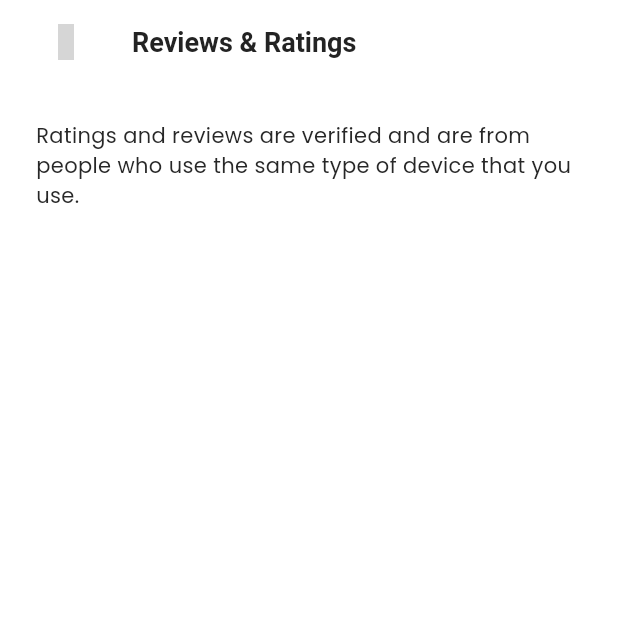
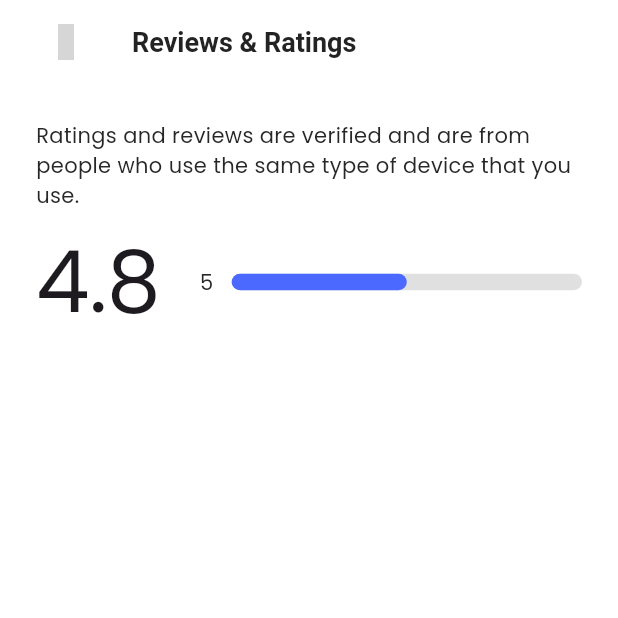
Before and after one commit to dwikidyp/Aplikasi-Ecommerce, a Flutter app: the ProductReviewsScreen screen opened directly, on a phone screen of 412 x 824 dp, the top half of it. Run offline on Flutter 3.47's test engine with Material 3 defaults, Android fonts, the phone set to English and light mode, and no system bars; our stand-ins replace carousel_slider, get, get_storage, iconsax, logger, readmore and 1 more; accounts and stored records are empty; grey boxes are pictures that could not be loaded.

Commit message:
Progress indicator

```diff
--- a/d_store/lib/features/shop/screens/product_reviews/product_reviews.dart
+++ b/d_store/lib/features/shop/screens/product_reviews/product_reviews.dart
@@ -1,5 +1,7 @@
 import 'package:d_store/common/widgets/appbar/appbar.dart';
+import 'package:d_store/utils/constants/colors.dart';
 import 'package:d_store/utils/constants/sizes.dart';
+import 'package:d_store/utils/device/device_utility.dart';
 import 'package:flutter/material.dart';
 
 class ProductReviewsScreen extends StatelessWidget {
@@ -7,9 +9,9 @@ class ProductReviewsScreen extends StatelessWidget {
 
   @override
   Widget build(BuildContext context) {
-    return const Scaffold(
+    return Scaffold(
       /// appbar
-      appBar: TAppBar(
+      appBar: const TAppBar(
         title: Text('Reviews & Ratings'),
         showBackArrow: true,
       ),
@@ -17,16 +19,55 @@ class ProductReviewsScreen extends StatelessWidget {
       /// Body
       body: SingleChildScrollView(
         child: Padding(
-          padding: EdgeInsets.all(TSizes.defaultSpace),
+          padding: const EdgeInsets.all(TSizes.defaultSpace),
           child: Column(
             crossAxisAlignment: CrossAxisAlignment.start,
             children: [
-              Text(
+              const Text(
                   'Ratings and reviews are verified and are from people who use the same type of device that you use.'),
-              SizedBox(height: TSizes.spaceBtwItems),
+              const SizedBox(height: TSizes.spaceBtwItems),
 
               /// Overall Product Ratings
-              Row(),
+              Row(
+                children: [
+                  Expanded(
+                      flex: 3,
+                      child: Text('4.8',
+                          style: Theme.of(context).textTheme.displayLarge)),
+                  Expanded(
+                    flex: 7,
+                    child: Column(
+                      children: [
+                        Row(
+                          children: [
+                            Expanded(
+                              flex: 1,
+                              child: Text('5',
+                                  style:
+                                      Theme.of(context).textTheme.bodyMedium),
+                            ),
+                            Expanded(
+                              flex: 11,
+                              child: SizedBox(
+                                width:
+                                    TDeviceUtils.getScreenWidth(context) * 0.8,
+                                child: LinearProgressIndicator(
+                                  value: 0.5,
+                                  minHeight: 11,
+                                  backgroundColor: TColors.grey,
+                                  valueColor: const AlwaysStoppedAnimation(
+                                      TColors.primary),
+                                  borderRadius: BorderRadius.circular(7),
+                                ),
+                              ),
+                            )
+                          ],
+                        ),
+                      ],
+                    ),
+                  ),
+                ],
+              ),
             ],
           ),
         ),
```
